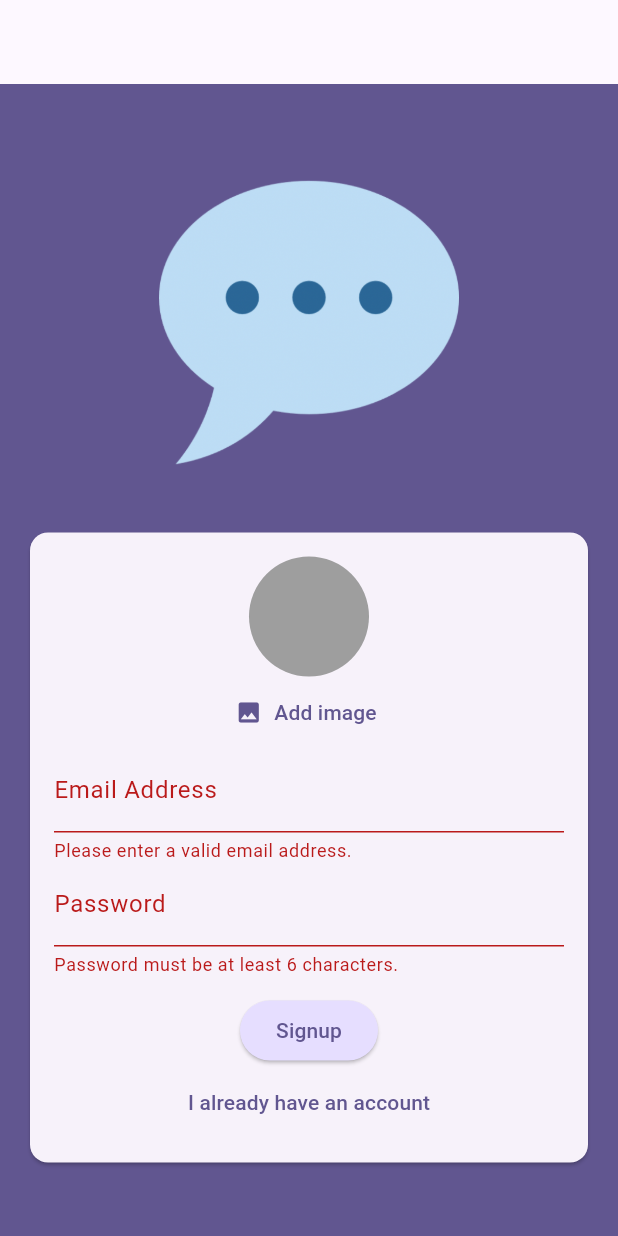
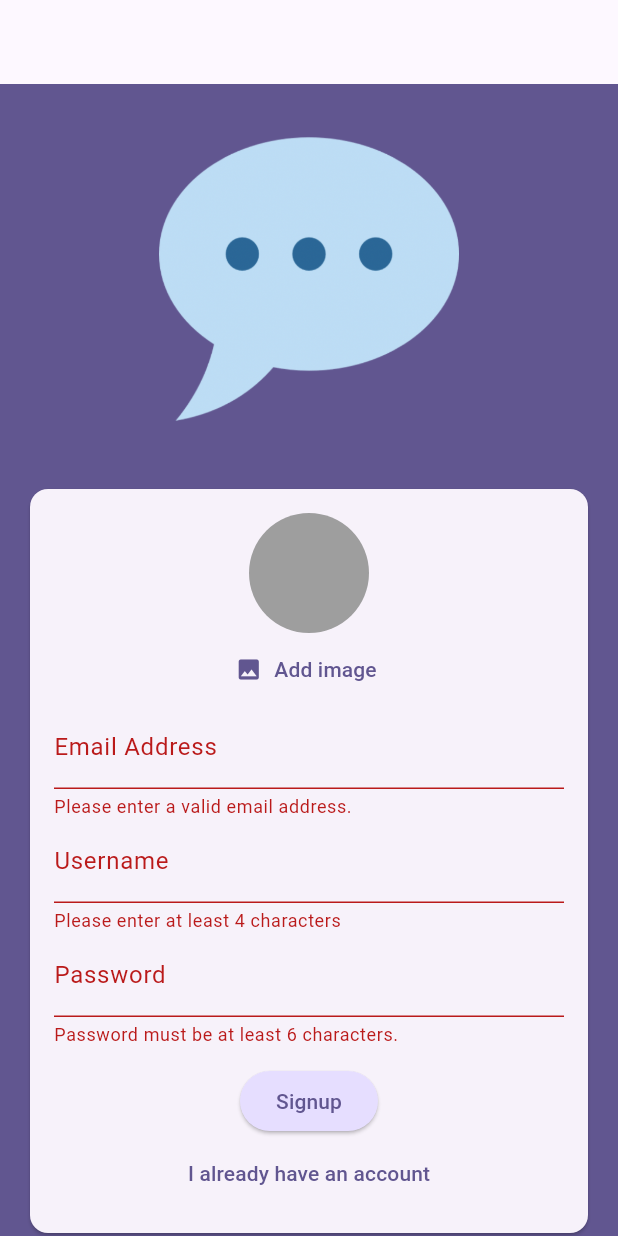
Before and after one commit to DejanJovovic/ChatAndConnect, a Flutter app: the screen it shows after launch, after a tap on "Login", after a tap on "Create an account", after a tap on "Signup", on a phone screen of 412 x 824 dp. Run offline on Flutter 3.47's test engine with Material 3 defaults, Android fonts, the phone set to English and light mode, and no system bars; our stand-ins replace cloud_firestore, firebase_auth, firebase_core, firebase_storage, image_picker; accounts and stored records are empty.

Commit message:
sending image_url and email to firestore and also storing a username when signing up

```diff
--- a/chat_app/lib/screens/auth.dart
+++ b/chat_app/lib/screens/auth.dart
@@ -1,6 +1,7 @@
 import 'dart:io';
 
 import 'package:chat_app/widgets/user_image_picker.dart';
+import 'package:cloud_firestore/cloud_firestore.dart';
 import 'package:firebase_auth/firebase_auth.dart';
 import 'package:firebase_storage/firebase_storage.dart';
 import 'package:flutter/material.dart';
@@ -25,6 +26,7 @@ class _AuthScreenState extends State<AuthScreen> {
   var _enteredPassword = '';
   File? _selectedImage;
   var _isAuthenticating = false;
+  var _enteredUsername = '';
 
   void _submit() async {
     final isValid = _formKey.currentState!.validate(); // returns true/false
@@ -60,7 +62,15 @@ class _AuthScreenState extends State<AuthScreen> {
 
         await storageRef.putFile(_selectedImage!);
         final imageUrl = await storageRef.getDownloadURL();
-        print(imageUrl);
+
+        await FirebaseFirestore.instance
+            .collection('users')
+            .doc(userCredentials.user!.uid)
+            .set({
+          'username': _enteredUsername,
+          'email': _enteredEmail,
+          'image_url': imageUrl
+        });
       }
     } on FirebaseAuthException catch (error) {
       if (error.code == 'email-already-in-use') {
@@ -139,6 +149,23 @@ class _AuthScreenState extends State<AuthScreen> {
                               _enteredEmail = value!;
                             },
                           ),
+                          if (!_isLogin)
+                            TextFormField(
+                              decoration:
+                                  const InputDecoration(labelText: 'Username'),
+                              enableSuggestions: false,
+                              validator: (value) {
+                                if (value == null ||
+                                    value.isEmpty ||
+                                    value.trim().length < 4) {
+                                  return 'Please enter at least 4 characters';
+                                }
+                                return null;
+                              },
+                              onSaved: (value) {
+                                _enteredUsername = value!;
+                              },
+                            ),
                           TextFormField(
                             decoration: const InputDecoration(
                               labelText: 'Password',
@@ -159,7 +186,7 @@ class _AuthScreenState extends State<AuthScreen> {
                             },
                           ),
                           const SizedBox(height: 12),
-                          if(_isAuthenticating)
+                          if (_isAuthenticating)
                             const CircularProgressIndicator(),
                           if (!_isAuthenticating)
                             ElevatedButton(
--- a/chat_app/pubspec.yaml
+++ b/chat_app/pubspec.yaml
@@ -39,6 +39,7 @@ dependencies:
   firebase_auth: ^5.1.0
   firebase_storage: ^12.0.1
   image_picker: ^1.1.2
+  cloud_firestore: ^5.0.1
 
 dev_dependencies:
   flutter_test:
```
Also changed, not shown: chat_app/pubspec.lock, 3 other files.
